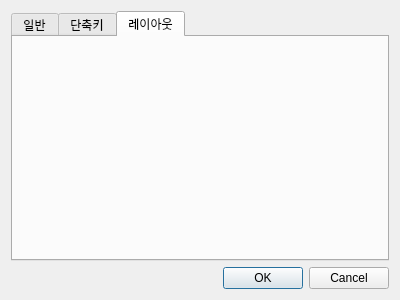
The window that ui/config_dialog.ui (Glen-Lee-glitch/new_viewer) describes before a commit, drawn with Qt 5.
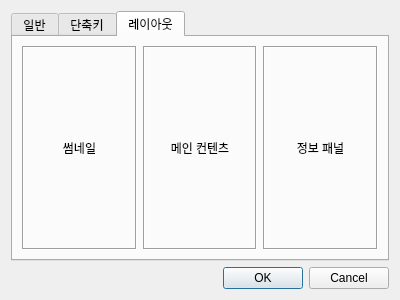
The same window after the commit. The open tabs and pages were chosen to show the change.

Commit message:
feat: Add layout tab to config dialog
  Added a 'Layout' tab to the configuration dialog to visually represent the main window's 3-column
  structure (Thumbnail, Content, Info Panel) using QFrames within a QHBoxLayout.

Diff of the .ui file:
```diff
--- a/ui/config_dialog.ui
+++ b/ui/config_dialog.ui
@@ -82,6 +82,74 @@
       <attribute name="title">
        <string>레이아웃</string>
       </attribute>
+      <layout class="QHBoxLayout" name="horizontalLayout_layout">
+       <item>
+        <widget class="QFrame" name="frame_layout_thumbnail">
+         <property name="frameShape">
+          <enum>QFrame::Box</enum>
+         </property>
+         <property name="frameShadow">
+          <enum>QFrame::Sunken</enum>
+         </property>
+         <layout class="QVBoxLayout" name="verticalLayout_thumbnail">
+          <item>
+           <widget class="QLabel" name="label_thumbnail">
+            <property name="text">
+             <string>썸네일</string>
+            </property>
+            <property name="alignment">
+             <set>Qt::AlignCenter</set>
+            </property>
+           </widget>
+          </item>
+         </layout>
+        </widget>
+       </item>
+       <item>
+        <widget class="QFrame" name="frame_layout_content">
+         <property name="frameShape">
+          <enum>QFrame::Box</enum>
+         </property>
+         <property name="frameShadow">
+          <enum>QFrame::Sunken</enum>
+         </property>
+         <layout class="QVBoxLayout" name="verticalLayout_content">
+          <item>
+           <widget class="QLabel" name="label_content">
+            <property name="text">
+             <string>메인 컨텐츠</string>
+            </property>
+            <property name="alignment">
+             <set>Qt::AlignCenter</set>
+            </property>
+           </widget>
+          </item>
+         </layout>
+        </widget>
+       </item>
+       <item>
+        <widget class="QFrame" name="frame_layout_info">
+         <property name="frameShape">
+          <enum>QFrame::Box</enum>
+         </property>
+         <property name="frameShadow">
+          <enum>QFrame::Sunken</enum>
+         </property>
+         <layout class="QVBoxLayout" name="verticalLayout_info">
+          <item>
+           <widget class="QLabel" name="label_info">
+            <property name="text">
+             <string>정보 패널</string>
+            </property>
+            <property name="alignment">
+             <set>Qt::AlignCenter</set>
+            </property>
+           </widget>
+          </item>
+         </layout>
+        </widget>
+       </item>
+      </layout>
      </widget>
     </widget>
    </item>
```
